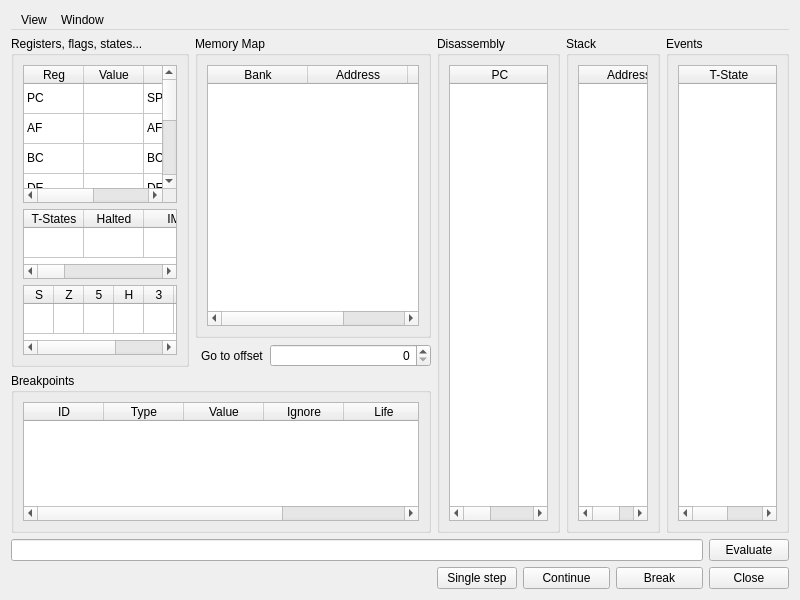
This is ui/qt/debugger.ui in mistificator/de-fuse as Qt 5 draws it before an edit. The edited form follows.
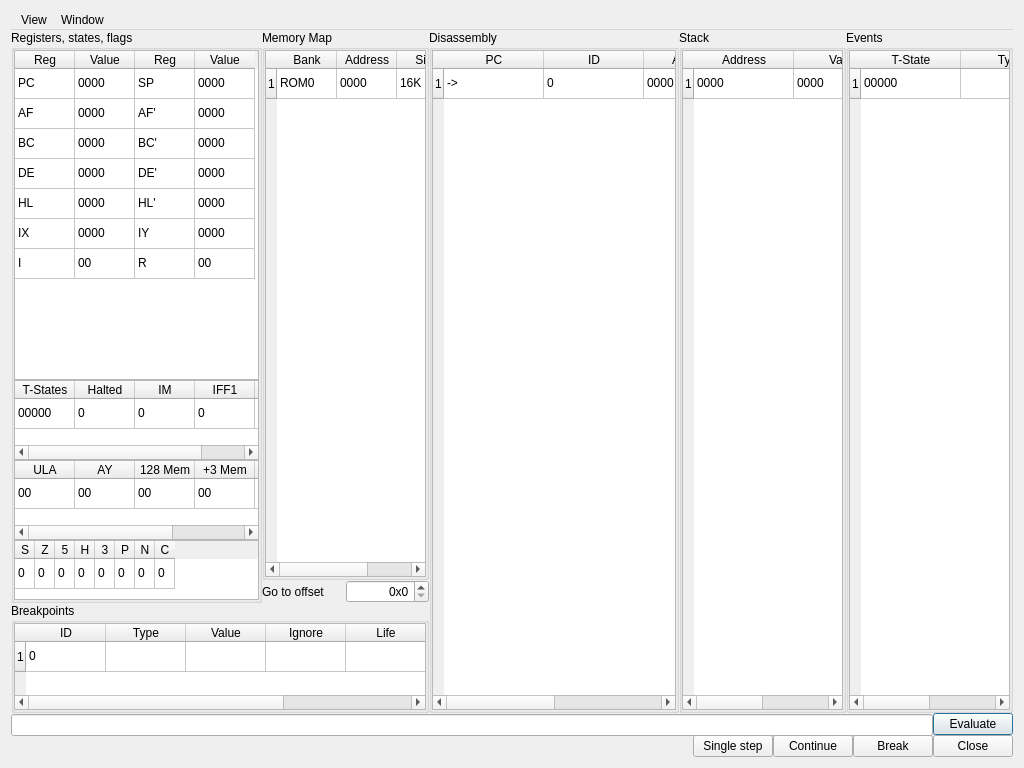
This is the edited form. Icons and pictures are not drawn.

Commit message: Debugger is on the way

What changed in the file:
```diff
--- a/ui/qt/debugger.ui
+++ b/ui/qt/debugger.ui
@@ -1,13 +1,13 @@
 <?xml version="1.0" encoding="UTF-8"?>
 <ui version="4.0">
  <class>DeFuseDebugger</class>
- <widget class="QWidget" name="DeFuseDebugger">
+ <widget class="QDialog" name="DeFuseDebugger">
   <property name="geometry">
    <rect>
     <x>0</x>
     <y>0</y>
-    <width>800</width>
-    <height>600</height>
+    <width>1024</width>
+    <height>768</height>
    </rect>
   </property>
   <property name="windowTitle">
@@ -17,173 +17,31 @@
    <iconset resource="qt_ui.qrc">
     <normaloff>:/fuse.png</normaloff>:/fuse.png</iconset>
   </property>
-  <layout class="QGridLayout" name="gridLayout">
-   <item row="5" column="8" colspan="2">
-    <widget class="QPushButton" name="pushButton_3">
-     <property name="text">
-      <string>Break</string>
-     </property>
-    </widget>
-   </item>
-   <item row="5" column="6" colspan="2">
-    <widget class="QPushButton" name="pushButton_4">
-     <property name="text">
-      <string>Continue</string>
-     </property>
-    </widget>
-   </item>
-   <item row="5" column="4">
-    <spacer name="horizontalSpacer">
-     <property name="orientation">
-      <enum>Qt::Horizontal</enum>
-     </property>
-     <property name="sizeHint" stdset="0">
-      <size>
-       <width>154</width>
-       <height>20</height>
-      </size>
-     </property>
-    </spacer>
-   </item>
-   <item row="0" column="0" colspan="11">
-    <widget class="QMenuBar" name="menuBar">
-     <property name="sizePolicy">
-      <sizepolicy hsizetype="Preferred" vsizetype="Minimum">
-       <horstretch>0</horstretch>
-       <verstretch>0</verstretch>
-      </sizepolicy>
-     </property>
-     <property name="maximumSize">
-      <size>
-       <width>16777215</width>
-       <height>20</height>
-      </size>
-     </property>
-     <widget class="QMenu" name="menuView">
-      <property name="sizePolicy">
-       <sizepolicy hsizetype="Preferred" vsizetype="Minimum">
-        <horstretch>0</horstretch>
-        <verstretch>0</verstretch>
-       </sizepolicy>
-      </property>
-      <property name="title">
-       <string>View</string>
-      </property>
-      <addaction name="actionColorize_disassembly"/>
-     </widget>
-     <widget class="QMenu" name="menuWindow">
-      <property name="sizePolicy">
-       <sizepolicy hsizetype="Preferred" vsizetype="Minimum">
-        <horstretch>0</horstretch>
-        <verstretch>0</verstretch>
-       </sizepolicy>
-      </property>
-      <property name="title">
-       <string>Window</string>
-      </property>
-      <addaction name="actionRegisters"/>
-      <addaction name="actionMemory_Map"/>
-      <addaction name="actionBreakpoints"/>
-      <addaction name="actionDisassembly"/>
-      <addaction name="actionStack"/>
-      <addaction name="actionEvents"/>
-     </widget>
-     <addaction name="menuView"/>
-     <addaction name="menuWindow"/>
-    </widget>
-   </item>
-   <item row="4" column="0" colspan="10">
-    <widget class="QLineEdit" name="lineEdit_2"/>
-   </item>
-   <item row="1" column="1" colspan="4">
-    <widget class="QGroupBox" name="gbMemoryMap">
-     <property name="title">
-      <string>Memory Map</string>
-     </property>
-     <layout class="QVBoxLayout" name="verticalLayout_2">
-      <item>
-       <widget class="QTableWidget" name="tableWidget_4">
-        <attribute name="horizontalHeaderDefaultSectionSize">
-         <number>100</number>
-        </attribute>
-        <column>
-         <property name="text">
-          <string>Bank</string>
-         </property>
-        </column>
-        <column>
-         <property name="text">
-          <string>Address</string>
-         </property>
-        </column>
-        <column>
-         <property name="text">
-          <string>Size</string>
-         </property>
-        </column>
-       </widget>
-      </item>
-     </layout>
-    </widget>
-   </item>
-   <item row="3" column="0" colspan="5">
-    <widget class="QGroupBox" name="gbBreakpoints">
-     <property name="title">
-      <string>Breakpoints</string>
-     </property>
-     <layout class="QVBoxLayout" name="verticalLayout_3">
-      <item>
-       <widget class="QTableWidget" name="tableWidget_5">
-        <property name="sizePolicy">
-         <sizepolicy hsizetype="Expanding" vsizetype="Preferred">
-          <horstretch>0</horstretch>
-          <verstretch>0</verstretch>
-         </sizepolicy>
-        </property>
-        <attribute name="horizontalHeaderDefaultSectionSize">
-         <number>80</number>
-        </attribute>
-        <column>
-         <property name="text">
-          <string>ID</string>
-         </property>
-        </column>
-        <column>
-         <property name="text">
-          <string>Type</string>
-         </property>
-        </column>
-        <column>
-         <property name="text">
-          <string>Value</string>
-         </property>
-        </column>
-        <column>
-         <property name="text">
-          <string>Ignore</string>
-         </property>
-        </column>
-        <column>
-         <property name="text">
-          <string>Life</string>
-         </property>
-        </column>
-        <column>
-         <property name="text">
-          <string>Condition</string>
-         </property>
-        </column>
-       </widget>
-      </item>
-     </layout>
-    </widget>
-   </item>
+  <layout class="QGridLayout" name="gridLayout_3" rowstretch="0,5,0,1,0" columnstretch="3,2,3,2,2">
+   <property name="spacing">
+    <number>0</number>
+   </property>
    <item row="1" column="0" rowspan="2">
     <widget class="QGroupBox" name="gbRegisters">
      <property name="title">
-      <string>Registers, flags, states...</string>
+      <string>Registers, states, flags</string>
      </property>
      <layout class="QVBoxLayout" name="verticalLayout">
+      <property name="spacing">
+       <number>0</number>
+      </property>
+      <property name="leftMargin">
+       <number>0</number>
+      </property>
+      <property name="topMargin">
+       <number>0</number>
+      </property>
+      <property name="rightMargin">
+       <number>0</number>
+      </property>
+      <property name="bottomMargin">
+       <number>0</number>
+      </property>
       <item>
        <widget class="QTableWidget" name="tableWidget">
         <attribute name="horizontalHeaderDefaultSectionSize">
@@ -252,71 +110,141 @@
           <string>PC</string>
          </property>
         </item>
+        <item row="0" column="1">
+         <property name="text">
+          <string>0000</string>
+         </property>
+        </item>
         <item row="0" column="2">
          <property name="text">
           <string>SP</string>
          </property>
         </item>
+        <item row="0" column="3">
+         <property name="text">
+          <string>0000</string>
+         </property>
+        </item>
         <item row="1" column="0">
          <property name="text">
           <string>AF</string>
          </property>
         </item>
+        <item row="1" column="1">
+         <property name="text">
+          <string>0000</string>
+         </property>
+        </item>
         <item row="1" column="2">
          <property name="text">
           <string>AF'</string>
          </property>
         </item>
+        <item row="1" column="3">
+         <property name="text">
+          <string>0000</string>
+         </property>
+        </item>
         <item row="2" column="0">
          <property name="text">
           <string>BC</string>
          </property>
         </item>
+        <item row="2" column="1">
+         <property name="text">
+          <string>0000</string>
+         </property>
+        </item>
         <item row="2" column="2">
          <property name="text">
           <string>BC'</string>
          </property>
         </item>
+        <item row="2" column="3">
+         <property name="text">
+          <string>0000</string>
+         </property>
+        </item>
         <item row="3" column="0">
          <property name="text">
           <string>DE</string>
          </property>
         </item>
+        <item row="3" column="1">
+         <property name="text">
+          <string>0000</string>
+         </property>
+        </item>
         <item row="3" column="2">
          <property name="text">
           <string>DE'</string>
          </property>
         </item>
+        <item row="3" column="3">
+         <property name="text">
+          <string>0000</string>
+         </property>
+        </item>
         <item row="4" column="0">
          <property name="text">
           <string>HL</string>
          </property>
         </item>
+        <item row="4" column="1">
+         <property name="text">
+          <string>0000</string>
+         </property>
+        </item>
         <item row="4" column="2">
          <property name="text">
           <string>HL'</string>
          </property>
         </item>
+        <item row="4" column="3">
+         <property name="text">
+          <string>0000</string>
+         </property>
+        </item>
         <item row="5" column="0">
          <property name="text">
           <string>IX</string>
          </property>
         </item>
+        <item row="5" column="1">
+         <property name="text">
+          <string>0000</string>
+         </property>
+        </item>
         <item row="5" column="2">
          <property name="text">
           <string>IY</string>
          </property>
         </item>
+        <item row="5" column="3">
+         <property name="text">
+          <string>0000</string>
+         </property>
+        </item>
         <item row="6" column="0">
          <property name="text">
           <string>I</string>
          </property>
         </item>
+        <item row="6" column="1">
+         <property name="text">
+          <string>00</string>
+         </property>
+        </item>
         <item row="6" column="2">
          <property name="text">
           <string>R</string>
          </property>
         </item>
+        <item row="6" column="3">
+         <property name="text">
+          <string>00</string>
+         </property>
+        </item>
        </widget>
       </item>
       <item>
@@ -369,6 +297,52 @@
           <string>IFF2</string>
          </property>
         </column>
+        <item row="0" column="0">
+         <property name="text">
+          <string>00000</string>
+         </property>
+        </item>
+        <item row="0" column="1">
+         <property name="text">
+          <string>0</string>
+         </property>
+        </item>
+        <item row="0" column="2">
+         <property name="text">
+          <string>0</string>
+         </property>
+        </item>
+        <item row="0" column="3">
+         <property name="text">
+          <string>0</string>
+         </property>
+        </item>
+        <item row="0" column="4">
+         <property name="text">
+          <string>0</string>
+         </property>
+        </item>
+       </widget>
+      </item>
+      <item>
+       <widget class="QTableWidget" name="tbStates2">
+        <property name="maximumSize">
+         <size>
+          <width>16777215</width>
+          <height>80</height>
+         </size>
+        </property>
+        <attribute name="horizontalHeaderDefaultSectionSize">
+         <number>60</number>
+        </attribute>
+        <attribute name="verticalHeaderVisible">
+         <bool>false</bool>
+        </attribute>
+        <row>
+         <property name="text">
+          <string>1</string>
+         </property>
+        </row>
         <column>
          <property name="text">
           <string>ULA</string>
@@ -399,6 +373,36 @@
           <string>TmxHsr</string>
          </property>
         </column>
+        <item row="0" column="0">
+         <property name="text">
+          <string>00</string>
+         </property>
+        </item>
+        <item row="0" column="1">
+         <property name="text">
+          <string>00</string>
+         </property>
+        </item>
+        <item row="0" column="2">
+         <property name="text">
+          <string>00</string>
+         </property>
+        </item>
+        <item row="0" column="3">
+         <property name="text">
+          <string>00</string>
+         </property>
+        </item>
+        <item row="0" column="4">
+         <property name="text">
+          <string>00</string>
+         </property>
+        </item>
+        <item row="0" column="5">
+         <property name="text">
+          <string>00</string>
+         </property>
+        </item>
        </widget>
       </item>
       <item>
@@ -412,11 +416,14 @@
         <property name="maximumSize">
          <size>
           <width>16777215</width>
-          <height>80</height>
+          <height>60</height>
          </size>
         </property>
+        <attribute name="horizontalHeaderMinimumSectionSize">
+         <number>20</number>
+        </attribute>
         <attribute name="horizontalHeaderDefaultSectionSize">
-         <number>30</number>
+         <number>20</number>
         </attribute>
         <attribute name="verticalHeaderVisible">
          <bool>false</bool>
@@ -490,12 +497,118 @@
           <string>Carry happened</string>
          </property>
         </column>
+        <item row="0" column="0">
+         <property name="text">
+          <string>0</string>
+         </property>
+        </item>
+        <item row="0" column="1">
+         <property name="text">
+          <string>0</string>
+         </property>
+        </item>
+        <item row="0" column="2">
+         <property name="text">
+          <string>0</string>
+         </property>
+        </item>
+        <item row="0" column="3">
+         <property name="text">
+          <string>0</string>
+         </property>
+        </item>
+        <item row="0" column="4">
+         <property name="text">
+          <string>0</string>
+         </property>
+        </item>
+        <item row="0" column="5">
+         <property name="text">
+          <string>0</string>
+         </property>
+        </item>
+        <item row="0" column="6">
+         <property name="text">
+          <string>0</string>
+         </property>
+        </item>
+        <item row="0" column="7">
+         <property name="text">
+          <string>0</string>
+         </property>
+        </item>
        </widget>
       </item>
      </layout>
     </widget>
    </item>
-   <item row="1" column="5" rowspan="3" colspan="2">
+   <item row="1" column="1">
+    <widget class="QGroupBox" name="gbMemoryMap">
+     <property name="title">
+      <string>Memory Map</string>
+     </property>
+     <layout class="QVBoxLayout" name="verticalLayout_2">
+      <property name="spacing">
+       <number>0</number>
+      </property>
+      <property name="leftMargin">
+       <number>0</number>
+      </property>
+      <property name="topMargin">
+       <number>0</number>
+      </property>
+      <property name="rightMargin">
+       <number>0</number>
+      </property>
+      <property name="bottomMargin">
+       <number>0</number>
+      </property>
+      <item>
+       <widget class="QTableWidget" name="tbMemory">
+        <attribute name="horizontalHeaderDefaultSectionSize">
+         <number>60</number>
+        </attribute>
+        <row>
+         <property name="text">
+          <string>1</string>
+         </property>
+        </row>
+        <column>
+         <property name="text">
+          <string>Bank</string>
+         </property>
+        </column>
+        <column>
+         <property name="text">
+          <string>Address</string>
+         </property>
+        </column>
+        <column>
+         <property name="text">
+          <string>Size</string>
+         </property>
+        </column>
+        <item row="0" column="0">
+         <property name="text">
+          <string>ROM0</string>
+         </property>
+        </item>
+        <item row="0" column="1">
+         <property name="text">
+          <string>0000</string>
+         </property>
+        </item>
+        <item row="0" column="2">
+         <property name="text">
+          <string>16K</string>
+         </property>
+        </item>
+       </widget>
+      </item>
+     </layout>
+    </widget>
+   </item>
+   <item row="1" column="2" rowspan="3">
     <widget class="QGroupBox" name="gbDisassembly">
      <property name="sizePolicy">
       <sizepolicy hsizetype="Preferred" vsizetype="Expanding">
@@ -507,11 +620,31 @@
       <string>Disassembly</string>
      </property>
      <layout class="QVBoxLayout" name="verticalLayout_4">
+      <property name="spacing">
+       <number>0</number>
+      </property>
+      <property name="leftMargin">
+       <number>0</number>
+      </property>
+      <property name="topMargin">
+       <number>0</number>
+      </property>
+      <property name="rightMargin">
+       <number>0</number>
+      </property>
+      <property name="bottomMargin">
+       <number>0</number>
+      </property>
       <item>
        <widget class="QTableWidget" name="tableWidget_6">
         <attribute name="horizontalHeaderStretchLastSection">
          <bool>true</bool>
         </attribute>
+        <row>
+         <property name="text">
+          <string>1</string>
+         </property>
+        </row>
         <column>
          <property name="text">
           <string>PC</string>
@@ -532,12 +665,94 @@
           <string>Instruction</string>
          </property>
         </column>
+        <item row="0" column="0">
+         <property name="text">
+          <string>-&gt;</string>
+         </property>
+        </item>
+        <item row="0" column="1">
+         <property name="text">
+          <string>0</string>
+         </property>
+        </item>
+        <item row="0" column="2">
+         <property name="text">
+          <string>0000</string>
+         </property>
+        </item>
+        <item row="0" column="3">
+         <property name="text">
+          <string>HALT</string>
+         </property>
+        </item>
        </widget>
       </item>
      </layout>
     </widget>
    </item>
-   <item row="1" column="9" rowspan="3" colspan="2">
+   <item row="1" column="3" rowspan="3">
+    <widget class="QGroupBox" name="gbStack">
+     <property name="sizePolicy">
+      <sizepolicy hsizetype="Preferred" vsizetype="Expanding">
+       <horstretch>0</horstretch>
+       <verstretch>0</verstretch>
+      </sizepolicy>
+     </property>
+     <property name="title">
+      <string>Stack</string>
+     </property>
+     <layout class="QVBoxLayout" name="verticalLayout_5">
+      <property name="spacing">
+       <number>0</number>
+      </property>
+      <property name="leftMargin">
+       <number>0</number>
+      </property>
+      <property name="topMargin">
+       <number>0</number>
+      </property>
+      <property name="rightMargin">
+       <number>0</number>
+      </property>
+      <property name="bottomMargin">
+       <number>0</number>
+      </property>
+      <item>
+       <widget class="QTableWidget" name="tbStack">
+        <attribute name="horizontalHeaderStretchLastSection">
+         <bool>true</bool>
+        </attribute>
+        <row>
+         <property name="text">
+          <string>1</string>
+         </property>
+        </row>
+        <column>
+         <property name="text">
+          <string>Address</string>
+         </property>
+        </column>
+        <column>
+         <property name="text">
+          <string>Value</string>
+         </property>
+        </column>
+        <item row="0" column="0">
+         <property name="text">
+          <string>0000</string>
+         </property>
+        </item>
+        <item row="0" column="1">
+         <property name="text">
+          <string>0000</string>
+         </property>
+        </item>
+       </widget>
+      </item>
+     </layout>
+    </widget>
+   </item>
+   <item row="1" column="4" rowspan="3">
     <widget class="QGroupBox" name="gbEvents">
      <property name="sizePolicy">
       <sizepolicy hsizetype="Preferred" vsizetype="Expanding">
@@ -549,11 +764,31 @@
       <string>Events</string>
      </property>
      <layout class="QVBoxLayout" name="verticalLayout_6">
+      <property name="spacing">
+       <number>0</number>
+      </property>
+      <property name="leftMargin">
+       <number>0</number>
+      </property>
+      <property name="topMargin">
+       <number>0</number>
+      </property>
+      <property name="rightMargin">
+       <number>0</number>
+      </property>
+      <property name="bottomMargin">
+       <number>0</number>
+      </property>
       <item>
        <widget class="QTableWidget" name="tableWidget_8">
         <attribute name="horizontalHeaderStretchLastSection">
          <bool>true</bool>
         </attribute>
+        <row>
+         <property name="text">
+          <string>1</string>
+         </property>
+        </row>
         <column>
          <property name="text">
           <string>T-State</string>
@@ -564,82 +799,252 @@
           <string>Type</string>
          </property>
         </column>
+        <item row="0" column="0">
+         <property name="text">
+          <string>00000</string>
+         </property>
+        </item>
+        <item row="0" column="1">
+         <property name="text">
+          <string/>
+         </property>
+        </item>
        </widget>
       </item>
      </layout>
     </widget>
    </item>
-   <item row="1" column="7" rowspan="3" colspan="2">
-    <widget class="QGroupBox" name="gbStack">
+   <item row="2" column="1">
+    <layout class="QGridLayout" name="gridLayout_2">
+     <item row="0" column="0">
+      <widget class="QLabel" name="label">
+       <property name="text">
+        <string>Go to offset</string>
+       </property>
+      </widget>
+     </item>
+     <item row="0" column="1">
+      <widget class="QSpinBox" name="sbGoto">
+       <property name="alignment">
+        <set>Qt::AlignRight|Qt::AlignTrailing|Qt::AlignVCenter</set>
+       </property>
+       <property name="prefix">
+        <string>0x</string>
+       </property>
+       <property name="minimum">
+        <number>0</number>
+       </property>
+       <property name="maximum">
+        <number>65535</number>
+       </property>
+       <property name="value">
+        <number>0</number>
+       </property>
+       <property name="displayIntegerBase">
+        <number>16</number>
+       </property>
+      </widget>
+     </item>
+    </layout>
+   </item>
+   <item row="3" column="0" colspan="2">
+    <widget class="QGroupBox" name="gbBreakpoints">
+     <property name="title">
+      <string>Breakpoints</string>
+     </property>
+     <layout class="QVBoxLayout" name="verticalLayout_3">
+      <property name="spacing">
+       <number>0</number>
+      </property>
+      <property name="leftMargin">
+       <number>0</number>
+      </property>
+      <property name="topMargin">
+       <number>0</number>
+      </property>
+      <property name="rightMargin">
+       <number>0</number>
+      </property>
+      <property name="bottomMargin">
+       <number>0</number>
+      </property>
+      <item>
+       <widget class="QTableWidget" name="tbBreakpoints">
+        <property name="sizePolicy">
+         <sizepolicy hsizetype="Expanding" vsizetype="Preferred">
+          <horstretch>0</horstretch>
+          <verstretch>0</verstretch>
+         </sizepolicy>
+        </property>
+        <attribute name="horizontalHeaderDefaultSectionSize">
+         <number>80</number>
+        </attribute>
+        <row>
+         <property name="text">
+          <string>1</string>
+         </property>
+        </row>
+        <column>
+         <property name="text">
+          <string>ID</string>
+         </property>
+        </column>
+        <column>
+         <property name="text">
+          <string>Type</string>
+         </property>
+        </column>
+        <column>
+         <property name="text">
+          <string>Value</string>
+         </property>
+        </column>
+        <column>
+         <property name="text">
+          <string>Ignore</string>
+         </property>
+        </column>
+        <column>
+         <property name="text">
+          <string>Life</string>
+         </property>
+        </column>
+        <column>
+         <property name="text">
+          <string>Condition</string>
+         </property>
+        </column>
+        <item row="0" column="0">
+         <property name="text">
+          <string>0</string>
+         </property>
+        </item>
+        <item row="0" column="2">
+         <property name="text">
+          <string/>
+         </property>
+        </item>
+       </widget>
+      </item>
+     </layout>
+    </widget>
+   </item>
+   <item row="4" column="0" colspan="5">
+    <layout class="QGridLayout" name="gridLayout">
+     <item row="0" column="0" rowspan="2" colspan="4">
+      <widget class="QLineEdit" name="lineEdit_2"/>
+     </item>
+     <item row="0" column="4">
+      <widget class="QPushButton" name="bEvaluate">
+       <property name="text">
+        <string>Evaluate</string>
+       </property>
+       <property name="icon">
+        <iconset theme="process-working">
+         <normaloff>.</normaloff>.</iconset>
+       </property>
+      </widget>
+     </item>
+     <item row="1" column="1" rowspan="2">
+      <widget class="QPushButton" name="bStep">
+       <property name="text">
+        <string>Single step</string>
+       </property>
+       <property name="icon">
+        <iconset theme="media-skip-forward">
+         <normaloff>.</normaloff>.</iconset>
+       </property>
+      </widget>
+     </item>
+     <item row="1" column="2" rowspan="2">
+      <widget class="QPushButton" name="bContinue">
+       <property name="text">
+        <string>Continue</string>
+       </property>
+       <property name="icon">
+        <iconset theme="media-playback-start">
+         <normaloff>.</normaloff>.</iconset>
+       </property>
+      </widget>
+     </item>
+     <item row="1" column="3" rowspan="2">
+      <widget class="QPushButton" name="bBreak">
+       <property name="text">
+        <string>Break</string>
+       </property>
+       <property name="icon">
+        <iconset theme="media-playback-pause">
+         <normaloff>.</normaloff>.</iconset>
+       </property>
+      </widget>
+     </item>
+     <item row="1" column="4" rowspan="2">
+      <widget class="QPushButton" name="bClose">
+       <property name="text">
+        <string>Close</string>
+       </property>
+      </widget>
+     </item>
+     <item row="2" column="0">
+      <spacer name="horizontalSpacer">
+       <property name="orientation">
+        <enum>Qt::Horizontal</enum>
+       </property>
+       <property name="sizeHint" stdset="0">
+        <size>
+         <width>154</width>
+         <height>20</height>
+        </size>
+       </property>
+      </spacer>
+     </item>
+    </layout>
+   </item>
+   <item row="0" column="0" colspan="5">
+    <widget class="QMenuBar" name="menuBar">
      <property name="sizePolicy">
-      <sizepolicy hsizetype="Preferred" vsizetype="Expanding">
+      <sizepolicy hsizetype="Preferred" vsizetype="Minimum">
        <horstretch>0</horstretch>
        <verstretch>0</verstretch>
       </sizepolicy>
      </property>
-     <property name="title">
-      <string>Stack</string>
+     <property name="maximumSize">
+      <size>
+       <width>16777215</width>
+       <height>20</height>
+      </size>
      </property>
-     <layout class="QVBoxLayout" name="verticalLayout_5">
-      <item>
-       <widget class="QTableWidget" name="tableWidget_7">
-        <attribute name="horizontalHeaderStretchLastSection">
-         <bool>true</bool>
-        </attribute>
-        <column>
-         <property name="text">
-          <string>Address</string>
-         </property>
-        </column>
-        <column>
-         <property name="text">
-          <string>Instruction</string>
-         </property>
-        </column>
-       </widget>
-      </item>
-     </layout>
-    </widget>
-   </item>
-   <item row="5" column="5">
-    <widget class="QPushButton" name="pushButton_5">
-     <property name="text">
-      <string>Single step</string>
-     </property>
-    </widget>
-   </item>
-   <item row="4" column="10">
-    <widget class="QPushButton" name="pushButton">
-     <property name="text">
-      <string>Evaluate</string>
-     </property>
-    </widget>
-   </item>
-   <item row="5" column="10">
-    <widget class="QPushButton" name="pushButton_2">
-     <property name="text">
-      <string>Close</string>
-     </property>
-    </widget>
-   </item>
-   <item row="2" column="4">
-    <widget class="QSpinBox" name="spinBox">
-     <property name="alignment">
-      <set>Qt::AlignRight|Qt::AlignTrailing|Qt::AlignVCenter</set>
-     </property>
-     <property name="maximum">
-      <number>65535</number>
-     </property>
-     <property name="displayIntegerBase">
-      <number>16</number>
-     </property>
-    </widget>
-   </item>
-   <item row="2" column="2" colspan="2">
-    <widget class="QLabel" name="label">
-     <property name="text">
-      <string>Go to offset</string>
-     </property>
+     <widget class="QMenu" name="menuView">
+      <property name="sizePolicy">
+       <sizepolicy hsizetype="Preferred" vsizetype="Minimum">
+        <horstretch>0</horstretch>
+        <verstretch>0</verstretch>
+       </sizepolicy>
+      </property>
+      <property name="title">
+       <string>View</string>
+      </property>
+      <addaction name="actionColorize_disassembly"/>
+     </widget>
+     <widget class="QMenu" name="menuWindow">
+      <property name="sizePolicy">
+       <sizepolicy hsizetype="Preferred" vsizetype="Minimum">
+        <horstretch>0</horstretch>
+        <verstretch>0</verstretch>
+       </sizepolicy>
+      </property>
+      <property name="title">
+       <string>Window</string>
+      </property>
+      <addaction name="actionRegisters"/>
+      <addaction name="actionMemory_Map"/>
+      <addaction name="actionBreakpoints"/>
+      <addaction name="actionDisassembly"/>
+      <addaction name="actionStack"/>
+      <addaction name="actionEvents"/>
+     </widget>
+     <addaction name="menuView"/>
+     <addaction name="menuWindow"/>
     </widget>
    </item>
   </layout>
```
Left out of the diff: 33 changed lines with no effect on the pictures. The commit also changes 5 other files.
